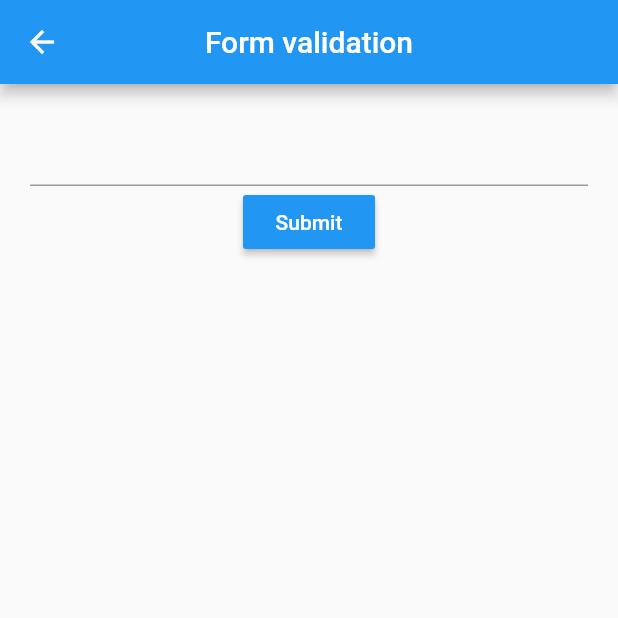
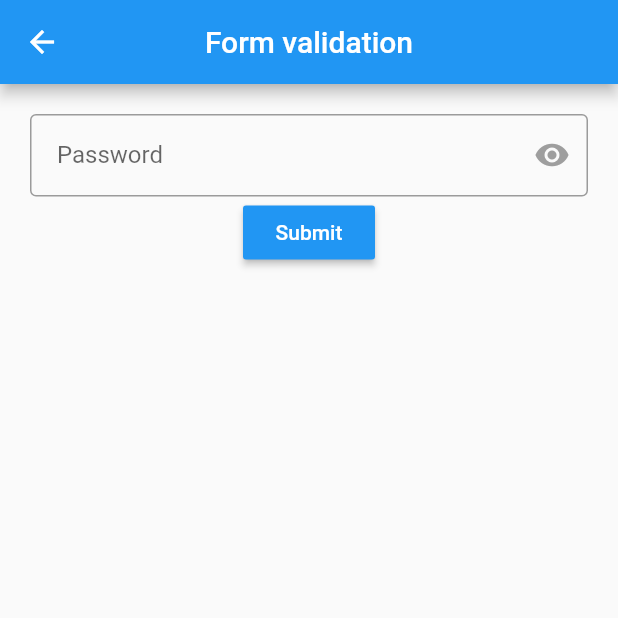
Before and after one commit to arthur-eudeline/flutter-cookbooks, a Flutter app: the AppFormValidation screen opened by its route, on a phone screen of 412 x 824 dp, the top half of it. Run offline on Flutter 3.47's test engine with Material 2 defaults, Android fonts, the phone set to English and light mode, and no system bars.

Commit message:
03 Forms > 02 Style a Text Input

```diff
--- a/lib/cookbooks/03_forms/01_form_validation/my_custom_form.dart
+++ b/lib/cookbooks/03_forms/01_form_validation/my_custom_form.dart
@@ -27,6 +27,16 @@ class MyCustomFormState extends State<MyCustomForm> {
         child: Column(
           children: <Widget>[
             TextFormField(
+              decoration: InputDecoration(
+                border: OutlineInputBorder(),
+                isDense: false,
+                contentPadding: EdgeInsets.all(18),
+                labelText: "Password",
+                hintText: "Type your password...",
+                suffixIcon: Icon(Icons.remove_red_eye,color: Colors.grey,),
+              ),
+
+              obscureText: true,
               // The validator receives the text the user has typed in
               validator: (value) {
                 if (value.isEmpty) {
```
